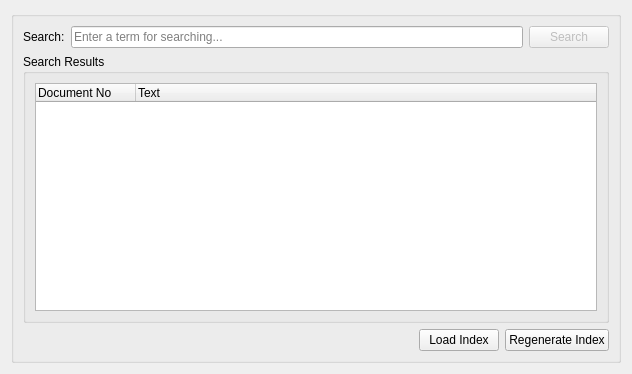
First picture: the form in ui/mainwindow.ui, repository ozancaglayan/SearchEngine, before the edit.
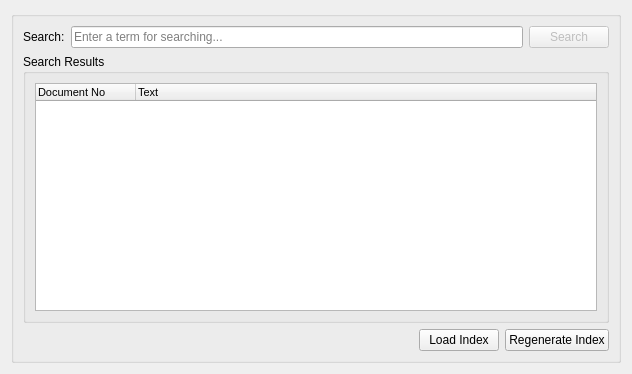
Second picture: the form after the edit.

```diff
--- a/ui/mainwindow.ui
+++ b/ui/mainwindow.ui
@@ -56,9 +56,17 @@
         <layout class="QGridLayout" name="gridLayout">
          <item row="0" column="0">
           <widget class="QTreeWidget" name="treeWidgetResults">
+           <property name="font">
+            <font>
+             <pointsize>8</pointsize>
+            </font>
+           </property>
            <property name="alternatingRowColors">
             <bool>true</bool>
            </property>
+           <property name="rootIsDecorated">
+            <bool>false</bool>
+           </property>
            <property name="uniformRowHeights">
             <bool>false</bool>
            </property>
```
Left out of the diff: 3 changed lines with no effect on the pictures.
